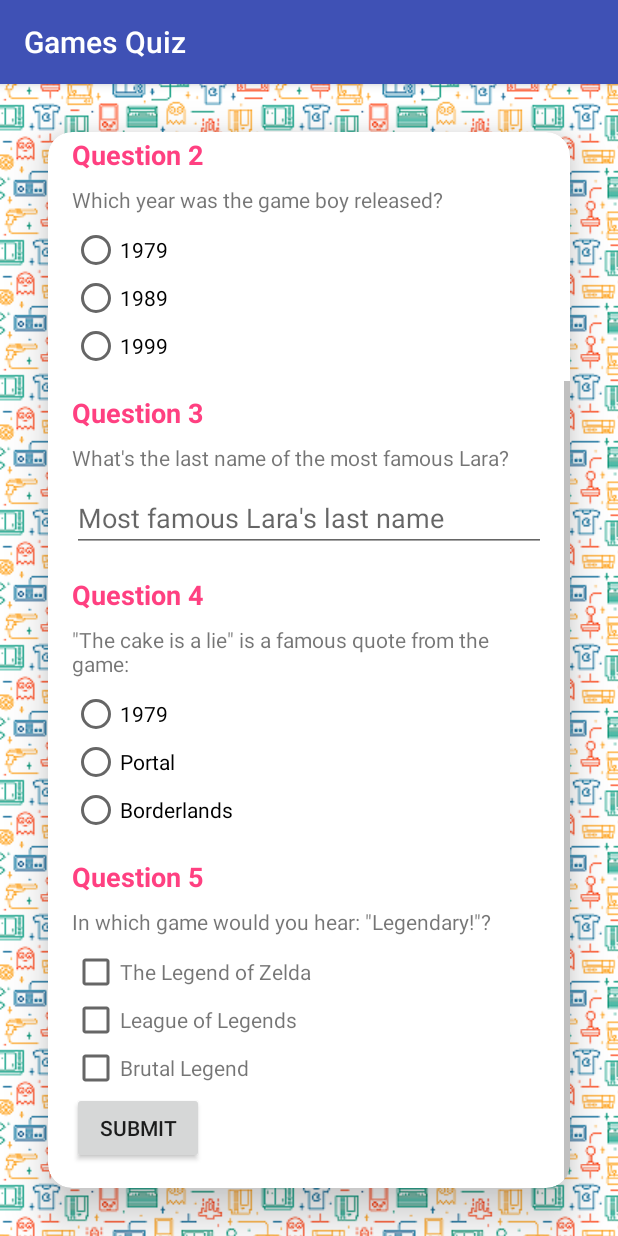
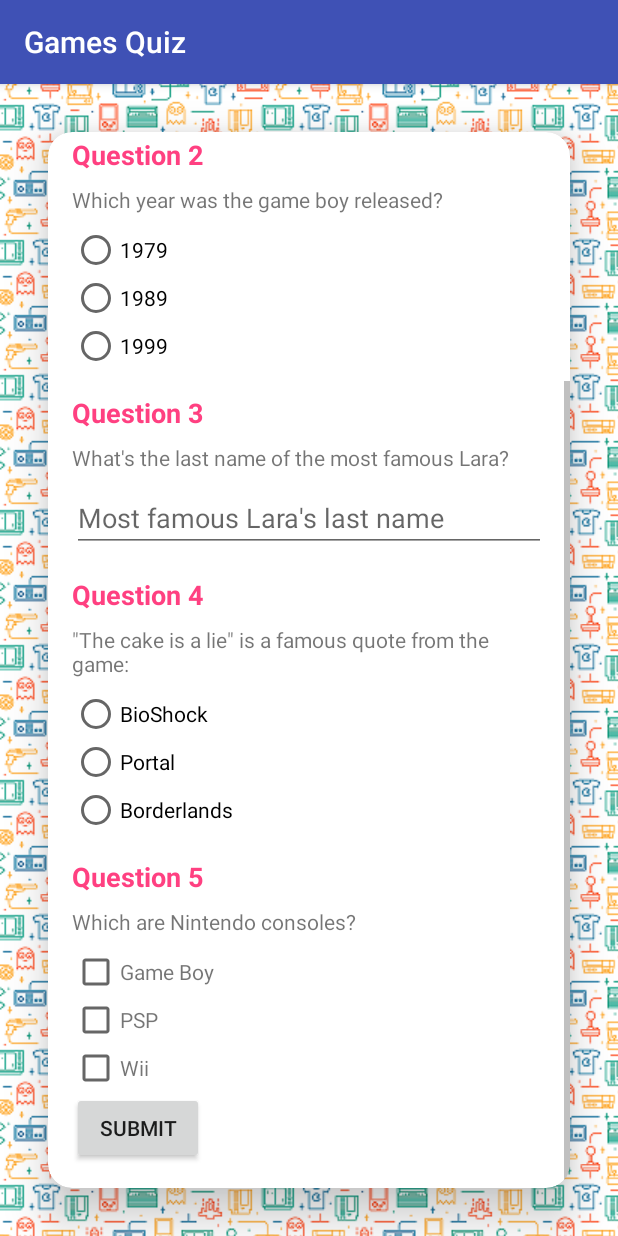
Before and after one commit to laramartin/android_games_quiz_udacity, an Android app: the screen it shows after launch (MainActivity), scrolled down 217 dp, on a phone screen of 412 x 824 dp. Run offline under Robolectric (Android 15) with nearby library versions, the phone set to English and light mode, and no system bars.

Commit message:
checking question 1. changed quest 5

```diff
--- a/GamesQuiz/app/src/main/java/eu/laramartin/gamesquiz/MainActivity.java
+++ b/GamesQuiz/app/src/main/java/eu/laramartin/gamesquiz/MainActivity.java
@@ -2,12 +2,49 @@ package eu.laramartin.gamesquiz;
 
 import android.support.v7.app.AppCompatActivity;
 import android.os.Bundle;
+import android.view.View;
+import android.widget.Button;
+import android.widget.CheckBox;
+import android.widget.Toast;
 
 public class MainActivity extends AppCompatActivity {
+
+    Button submit;
 
     @Override
     protected void onCreate(Bundle savedInstanceState) {
         super.onCreate(savedInstanceState);
         setContentView(R.layout.activity_main);
+
+        Button submit = (Button) findViewById(R.id.submitButton);
+        submit.setOnClickListener(submitButtonOnClikListener);
     }
+
+    int correctAnswers = 0;
+
+
+    // final scores displayed in a toast
+
+    private void checkQuestionOneAnswers(){
+        CheckBox questionOneMario = (CheckBox) findViewById(R.id.checkboxQuest1AnswerMario);
+        CheckBox questionOneDonkey = (CheckBox) findViewById(R.id.checkboxQuest1AnswerDonkey);
+        CheckBox questionOnePortal = (CheckBox) findViewById(R.id.checkboxQuest1AnswerPortal);
+        boolean isQuestionOneMarioChecked = questionOneMario.isChecked();
+        boolean isQuestionOneDonkeyChecked = questionOneDonkey.isChecked();
+        boolean isQuestionOnePortalChecked = questionOnePortal.isChecked();
+
+        if (isQuestionOneMarioChecked && isQuestionOneDonkeyChecked && !isQuestionOnePortalChecked){
+            correctAnswers += 1;
+        }
+    }
+
+    final View.OnClickListener submitButtonOnClikListener = new View.OnClickListener() {
+        public void onClick(final View v){
+            checkQuestionOneAnswers();
+            Toast.makeText(MainActivity.this, "Correct Answers: " + correctAnswers + "/5", Toast.LENGTH_LONG).show();
+        }
+    };
+
+
+
 }
--- a/GamesQuiz/app/src/main/res/layout/activity_main.xml
+++ b/GamesQuiz/app/src/main/res/layout/activity_main.xml
@@ -160,7 +160,7 @@
                     <RadioButton android:id="@+id/radio_bioShock"
                         android:layout_width="wrap_content"
                         android:layout_height="wrap_content"
-                        android:text="@string/answer1979"
+                        android:text="@string/answerBioShock"
                         android:onClick=""/>
                     <RadioButton android:id="@+id/radio_portal"
                         android:layout_width="wrap_content"
@@ -192,7 +192,7 @@
                     android:layout_height="wrap_content"
                     android:orientation="horizontal">
                     <CheckBox
-                        android:id="@+id/checkboxQuest5Zelda"
+                        android:id="@+id/checkboxQuest5GameBoy"
                         android:layout_width="wrap_content"
                         android:layout_height="wrap_content"
                         />
@@ -200,7 +200,7 @@
                     <TextView
                         android:layout_width="match_parent"
                         android:layout_height="wrap_content"
-                        android:text="@string/answerZelda"/>
+                        android:text="@string/answerGameBoy"/>
                 </LinearLayout>
 
                 <LinearLayout
@@ -208,14 +208,14 @@
                     android:layout_height="wrap_content"
                     android:orientation="horizontal">
                     <CheckBox
-                        android:id="@+id/checkboxQuest5LOL"
+                        android:id="@+id/checkboxQuestPSP"
                         android:layout_width="wrap_content"
                         android:layout_height="wrap_content" />
 
                     <TextView
                         android:layout_width="match_parent"
                         android:layout_height="wrap_content"
-                        android:text="@string/answerLOL"/>
+                        android:text="@string/answerPSP"/>
                 </LinearLayout>
 
                 <LinearLayout
@@ -223,17 +223,18 @@
                     android:layout_height="wrap_content"
                     android:orientation="horizontal">
                     <CheckBox
-                        android:id="@+id/checkboxQuest5BrutalLegend"
+                        android:id="@+id/checkboxQuest5Wii"
                         android:layout_width="wrap_content"
                         android:layout_height="wrap_content" />
 
                     <TextView
                         android:layout_width="match_parent"
                         android:layout_height="wrap_content"
-                        android:text="@string/answerBrutalLegend"/>
+                        android:text="@string/answerWii"/>
                 </LinearLayout>
 
                 <Button
+                    android:id="@+id/submitButton"
                     android:layout_width="wrap_content"
                     android:layout_height="wrap_content"
                     android:text="@string/submit"/>
--- a/GamesQuiz/app/src/main/res/values/strings.xml
+++ b/GamesQuiz/app/src/main/res/values/strings.xml
@@ -17,9 +17,10 @@
     <string name="LastNameLaraHint">Most famous Lara\'s last name</string>
     <string name="question4">\"The cake is a lie\" is a famous quote from the game:</string>
     <string name="answerBorderlands">Borderlands</string>
-    <string name="question5">In which game would you hear: \"Legendary!\"?</string>
-    <string name="answerLOL">League of Legends</string>
-    <string name="answerZelda">The Legend of Zelda</string>
+    <string name="question5">Which are Nintendo consoles?</string>
     <string name="submit">Submit</string>
-    <string name="answerBrutalLegend">Brutal Legend</string>
+    <string name="answerBioShock">BioShock</string>
+    <string name="answerGameBoy">Game Boy</string>
+    <string name="answerPSP">PSP</string>
+    <string name="answerWii">Wii</string>
 </resources>
```
